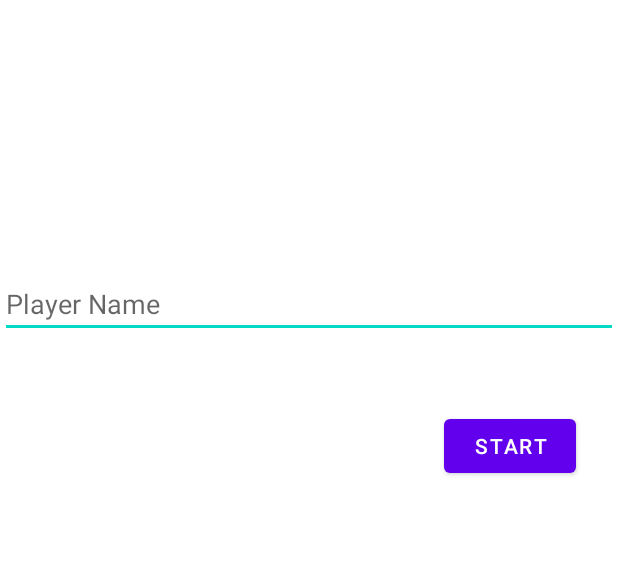
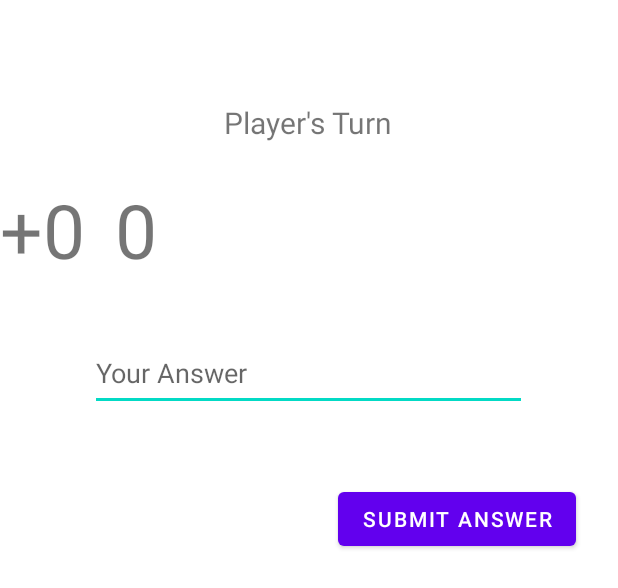
Before and after one commit to noventaaaa/anmp_week2, an Android app: the layout fragment_main.xml on its own in the app's theme, with its tools: preview values and no code run, on a phone screen of 412 x 824 dp. Shown: the top 588 px of the screen. Run offline under Robolectric (Android 15) with nearby library versions, the phone set to English and light mode, and no system bars.

```diff
--- a/app/src/main/res/layout/fragment_main.xml
+++ b/app/src/main/res/layout/fragment_main.xml
@@ -21,25 +21,81 @@
         </com.google.android.material.textfield.TextInputLayout>
 
         <com.google.android.material.textfield.TextInputEditText
-            android:id="@+id/txtName"
-            android:layout_width="match_parent"
-            android:layout_height="wrap_content"
-            android:layout_marginTop="180dp"
-            android:hint="Player Name"
+            android:id="@+id/txtAnswer"
+            android:layout_width="291dp"
+            android:layout_height="50dp"
+            android:layout_marginStart="60dp"
+            android:layout_marginTop="224dp"
+            android:hint="Your Answer"
             app:layout_constraintStart_toStartOf="parent"
             app:layout_constraintTop_toTopOf="parent" />
 
         <Button
-            android:id="@+id/btnStart"
+            android:id="@+id/btnSubmit"
             android:layout_width="wrap_content"
             android:layout_height="wrap_content"
             android:layout_marginTop="48dp"
             android:layout_marginEnd="28dp"
-            android:text="Start"
+            android:text="Submit Answer"
             android:textColor="@color/white"
             android:textColorHint="#673AB7"
             app:iconTint="@color/purple_500"
             app:layout_constraintEnd_toEndOf="parent"
-            app:layout_constraintTop_toBottomOf="@+id/txtName" />
+            app:layout_constraintTop_toBottomOf="@+id/txtAnswer" />
+
+        <TextView
+            android:id="@+id/txtPlayer"
+            android:layout_width="wrap_content"
+            android:layout_height="wrap_content"
+            android:layout_marginTop="68dp"
+            android:text="Player's Turn"
+            android:textSize="20sp"
+            app:layout_constraintEnd_toEndOf="parent"
+            app:layout_constraintHorizontal_bias="0.498"
+            app:layout_constraintStart_toStartOf="parent"
+            app:layout_constraintTop_toTopOf="parent" />
+
+        <TextView
+            android:id="@+id/txtNum1"
+            android:layout_width="wrap_content"
+            android:layout_height="wrap_content"
+            android:layout_marginStart="124dp"
+            android:layout_marginTop="24dp"
+            android:layout_marginEnd="39dp"
+            android:layout_marginBottom="38dp"
+            android:text="0"
+            android:textSize="50sp"
+            app:layout_constraintBottom_toTopOf="@+id/txtAnswer"
+            app:layout_constraintEnd_toStartOf="@+id/txtPlus"
+            app:layout_constraintStart_toStartOf="parent"
+            app:layout_constraintTop_toBottomOf="@+id/txtPlayer" />
+
+        <TextView
+            android:id="@+id/txtNum2"
+            android:layout_width="wrap_content"
+            android:layout_height="wrap_content"
+            android:layout_marginStart="48dp"
+            android:layout_marginTop="24dp"
+            android:layout_marginBottom="38dp"
+            android:text="0"
+            android:textSize="50sp"
+            app:layout_constraintBottom_toTopOf="@+id/txtAnswer"
+            app:layout_constraintEnd_toEndOf="parent"
+            app:layout_constraintHorizontal_bias="0.0"
+            app:layout_constraintStart_toEndOf="@+id/txtPlus"
+            app:layout_constraintTop_toBottomOf="@+id/txtPlayer" />
+
+        <TextView
+            android:id="@+id/txtPlus"
+            android:layout_width="wrap_content"
+            android:layout_height="wrap_content"
+            android:layout_marginTop="24dp"
+            android:layout_marginBottom="38dp"
+            android:text="+"
+            android:textSize="50sp"
+            app:layout_constraintBottom_toTopOf="@+id/txtAnswer"
+            app:layout_constraintTop_toBottomOf="@+id/txtPlayer"
+            tools:layout_editor_absoluteX="191dp" />
+
     </androidx.constraintlayout.widget.ConstraintLayout>
 </FrameLayout>
```
